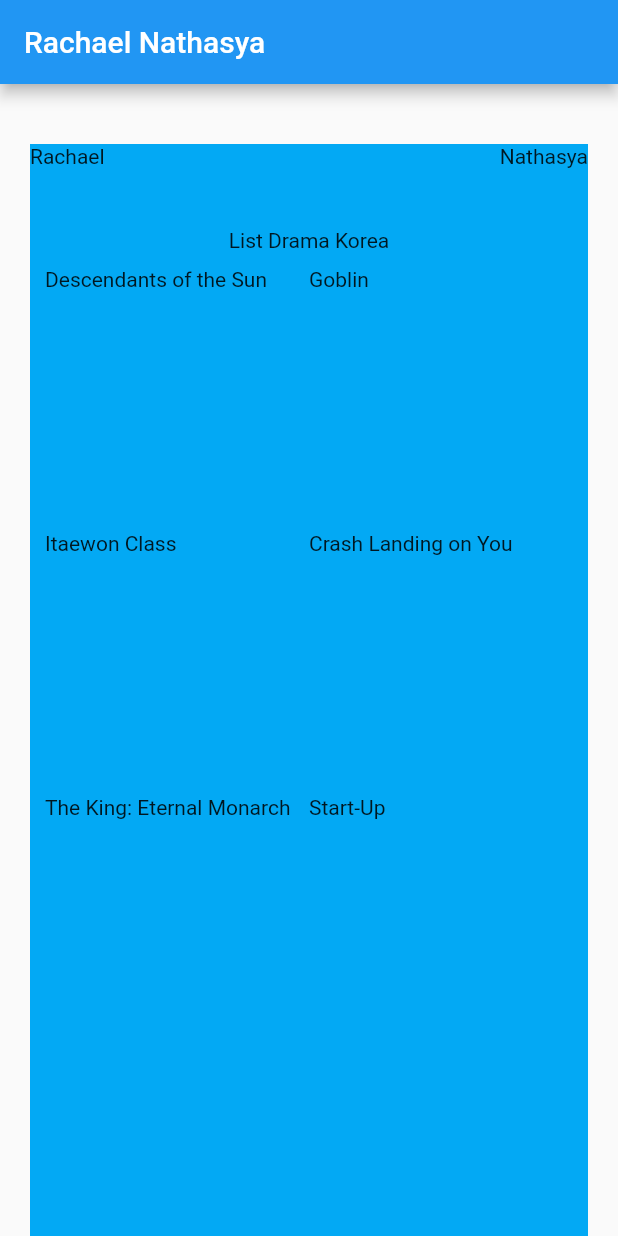
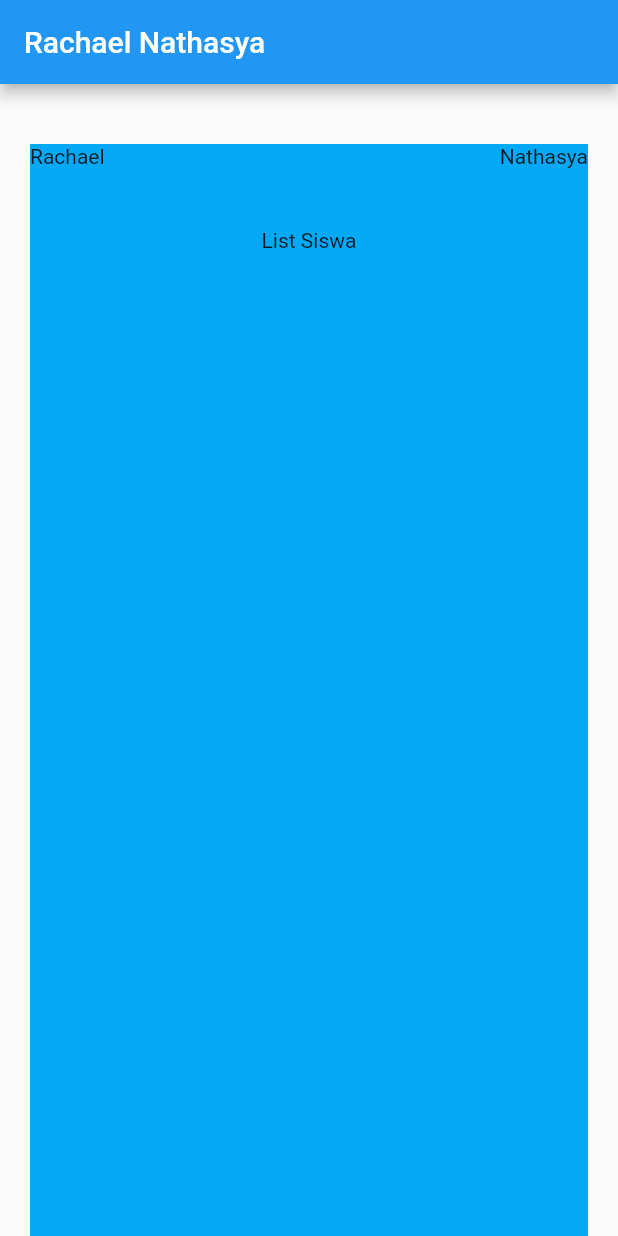
Before and after one commit to RachaelNathasya/flutter_rachael-nathasya, a Flutter app: the screen it shows after launch, on a phone screen of 412 x 824 dp. Run offline on Flutter 3.47's test engine with Material 2 defaults, Android fonts, the phone set to English and light mode, and no system bars.

Commit message:
Update main.dart

```diff
--- a/Latihan Rachael Nathasya/rachael_nathasya/lib/main.dart
+++ b/Latihan Rachael Nathasya/rachael_nathasya/lib/main.dart
@@ -38,7 +38,7 @@
               SizedBox(
                 height: 40,
               ),
-              Text('List Drama Korea'),
+              Text('List Siswa'),
               // Expanded(
               //   child: ListView(
               //     padding: const EdgeInsets.all(8),
@@ -85,41 +85,41 @@
               //     ],
               //   ),
               // ),
-              SizedBox(
-                height: 400,
-                child: GridView.count(
-                  crossAxisCount: 2,
-                  padding: const EdgeInsets.all(10),
-                  children: [
-                    Text('Descendants of the Sun'),
-                    Text('Goblin'),
-                    Text('Itaewon Class'),
-                    Text('Crash Landing on You'),
-                    Text('The King: Eternal Monarch'),
-                    Text('Start-Up'),
-                    Text('Vincenzo'),
-                    Text('Hospital Playlist'),
-                    Text('Signal'),
-                    Text('Reply 1988'),
-                    Text('While You Were Sleeping'),
-                    Text('Love Alarm'),
-                    Text('Mr. Sunshine'),
-                    Text('Descendants of the Sun'),
-                    Text('Goblin'),
-                    Text('Itaewon Class'),
-                    Text('Crash Landing on You'),
-                    Text('The King: Eternal Monarch'),
-                    Text('Start-Up'),
-                    Text('Vincenzo'),
-                    Text('Hospital Playlist'),
-                    Text('Signal'),
-                    Text('Reply 1988'),
-                    Text('While You Were Sleeping'),
-                    Text('Love Alarm'),
-                    Text('Mr. Sunshine'),
-                  ],
-                ),
-              ),
+              // SizedBox(
+              //   height: 400,
+              //   child: GridView.count(
+              //     crossAxisCount: 2,
+              //     padding: const EdgeInsets.all(10),
+              //     children: [
+              //       Text('Descendants of the Sun'),
+              //       Text('Goblin'),
+              //       Text('Itaewon Class'),
+              //       Text('Crash Landing on You'),
+              //       Text('The King: Eternal Monarch'),
+              //       Text('Start-Up'),
+              //       Text('Vincenzo'),
+              //       Text('Hospital Playlist'),
+              //       Text('Signal'),
+              //       Text('Reply 1988'),
+              //       Text('While You Were Sleeping'),
+              //       Text('Love Alarm'),
+              //       Text('Mr. Sunshine'),
+              //       Text('Descendants of the Sun'),
+              //       Text('Goblin'),
+              //       Text('Itaewon Class'),
+              //       Text('Crash Landing on You'),
+              //       Text('The King: Eternal Monarch'),
+              //       Text('Start-Up'),
+              //       Text('Vincenzo'),
+              //       Text('Hospital Playlist'),
+              //       Text('Signal'),
+              //       Text('Reply 1988'),
+              //       Text('While You Were Sleeping'),
+              //       Text('Love Alarm'),
+              //       Text('Mr. Sunshine'),
+              //     ],
+              //   ),
+              // ),
             ],
           ),
         ),
```
